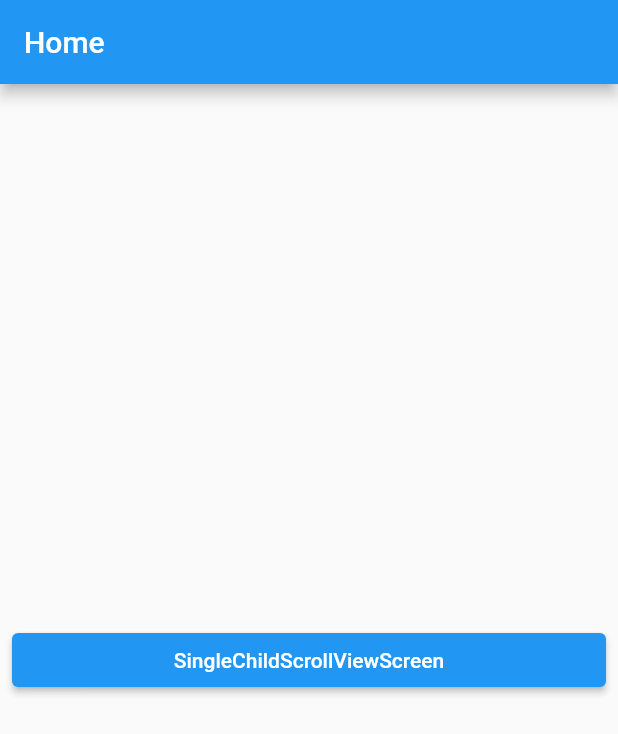
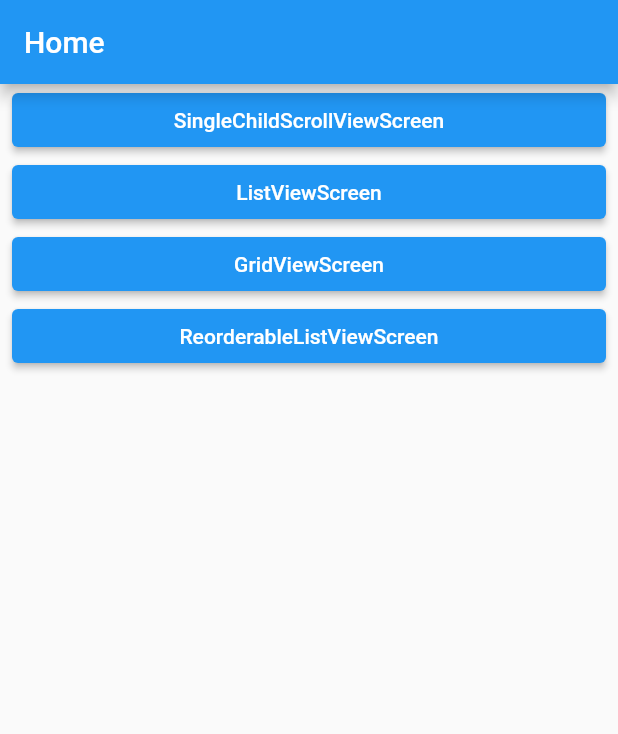
Before and after one commit to treephesians/Flutter, a Flutter app: the screen it shows after launch, on a phone screen of 412 x 824 dp. Shown: the top 734 px of the screen. Run offline on Flutter 3.47's test engine with Material 2 defaults, Android fonts, the phone set to English and light mode, and no system bars; our stand-ins replace drift, get_it, table_calendar, webview_flutter; accounts and stored records are empty; generated files the repository leaves out were written again.

Commit message:
add scrollable2

```diff
--- a/scrollable/lib/screen/home_screen.dart
+++ b/scrollable/lib/screen/home_screen.dart
@@ -1,9 +1,42 @@
 import 'package:flutter/material.dart';
 import 'package:scrollable/layout/main_layout.dart';
-import 'package:scrollable/layout/single_child_scroll_view_screen.dart';
+import 'package:scrollable/screen/reorderable_view_screen.dart';
+import 'package:scrollable/screen/single_child_scroll_view_screen.dart';
+import 'package:scrollable/screen/list_view_screen.dart';
+
+import 'grid_view_screen.dart';
+
+class ScreenModel {
+  final WidgetBuilder builder;
+  final String name;
+
+  ScreenModel({
+    required this.builder,
+    required this.name,
+  });
+}
 
 class HomeScreen extends StatelessWidget {
-  const HomeScreen({super.key});
+  final screens = [
+    ScreenModel(
+      builder: (_) => SingleChildeScrollViewScreen(),
+      name: 'SingleChildScrollViewScreen',
+    ),
+    ScreenModel(
+      builder: (_) => ListViewScreen(),
+      name: 'ListViewScreen',
+    ),
+    ScreenModel(
+      builder: (_) => GridViewScreen(),
+      name: 'GridViewScreen',
+    ),
+    ScreenModel(
+      builder: (_) => ReorderableListViewScreen(),
+      name: 'ReorderableListViewScreen',
+    ),
+  ];
+
+  HomeScreen({super.key});
 
   @override
   Widget build(BuildContext context) {
@@ -11,21 +44,23 @@ class HomeScreen extends StatelessWidget {
       title: 'Home',
       body: Padding(
         padding: const EdgeInsets.symmetric(horizontal: 8.0),
+        child: SingleChildScrollView(
           child: Column(
             mainAxisAlignment: MainAxisAlignment.center,
             crossAxisAlignment: CrossAxisAlignment.stretch,
-          children: [
-            ElevatedButton(
+            children: screens
+                .map(
+                  (screen) => ElevatedButton(
                     onPressed: () {
                       Navigator.of(context).push(
-                  MaterialPageRoute(
-                    builder: (_) => SingleChildeScrollViewScreen(),
-                  ),
+                        MaterialPageRoute(builder: screen.builder),
                       );
                     },
-              child: Text('SingleChildScrollViewScreen'),
+                    child: Text(screen.name),
                   ),
-          ],
+                )
+                .toList(),
+          ),
         ),
       ),
     );
--- /dev/null
+++ b/scrollable/lib/screen/reorderable_view_screen.dart
@@ -0,0 +1,20 @@
+import 'package:flutter/material.dart';
+import 'package:scrollable/layout/main_layout.dart';
+
+class ReorderableListViewScreen extends StatefulWidget {
+  const ReorderableListViewScreen({super.key});
+
+  @override
+  State<ReorderableListViewScreen> createState() =>
+      _ReorderableListViewScreenState();
+}
+
+class _ReorderableListViewScreenState extends State<ReorderableListViewScreen> {
+  @override
+  Widget build(BuildContext context) {
+    return MainLayout(
+      title: 'ReorderableListViewScreen',
+      body: Text('hi'),
+    );
+  }
+}
```
Also changed, not shown: scrollable/lib/screen/grid_view_screen.dart (added, +82 -0 lines), scrollable/lib/screen/list_view_screen.dart (added, +88 -0 lines), scrollable/lib/screen/single_child_scroll_view_screen.dart (renamed from scrollable/lib/layout/single_child_scroll_view_screen.dart, +49 -12 lines). Lines whose indentation alone changed are shown as unchanged.
